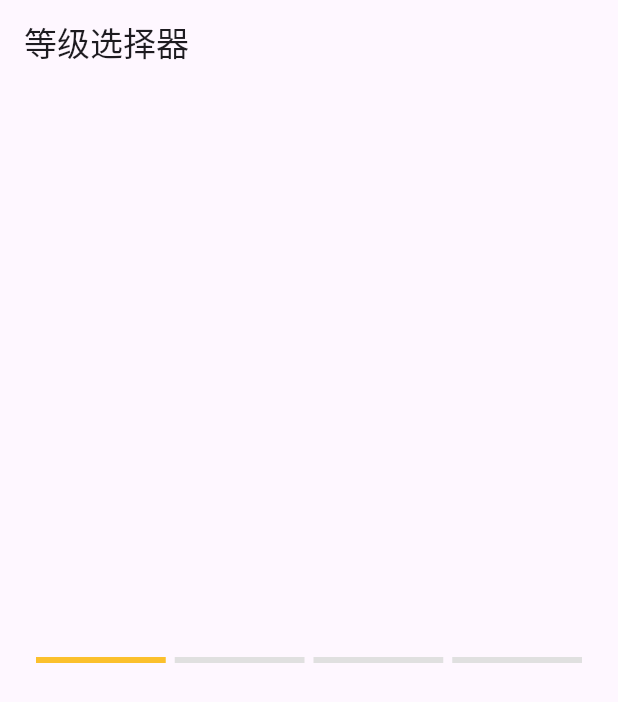
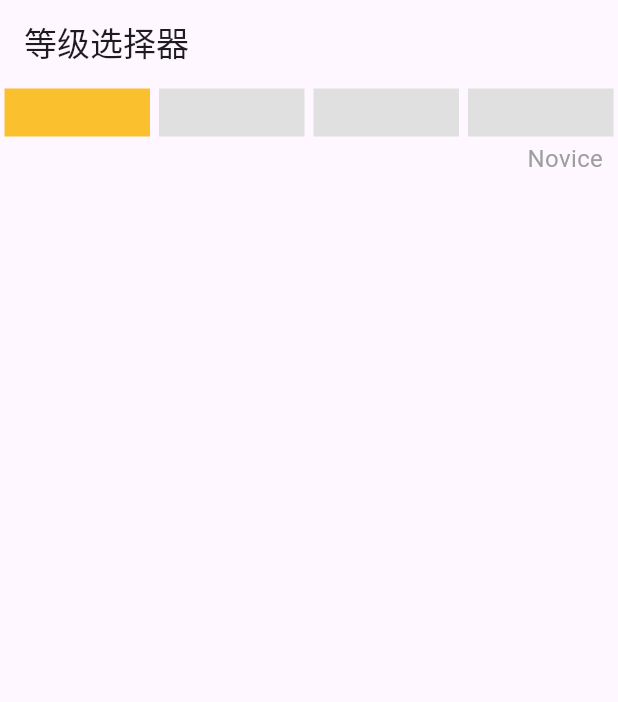
Before and after one commit to chen-golang/skill_proficiency, a Flutter app: the screen it shows after launch, on a phone screen of 412 x 824 dp. Shown: the top 702 px of the screen. Run offline on Flutter 3.47's test engine with Material 3 defaults, Android fonts, the phone set to English and light mode, and no system bars.

Commit message:
扩展支持范型<T>

```diff
--- a/example/lib/main.dart
+++ b/example/lib/main.dart
@@ -15,12 +15,8 @@ class MyApp extends StatelessWidget {
         appBar: AppBar(
           title: const Text('等级选择器'),
         ),
-        body: const Center(
-          child: SizedBox(
-            width: 370, // 设置宽度
-            height: 10, // 设置高度
-            child: SkillProficiency(
-              levels: [
+        body: SkillProficiency<String>(
+          levels: const [
             'Novice',
             'Beginner',
             'Skillful',
@@ -28,9 +24,11 @@ class MyApp extends StatelessWidget {
             // 'Expert',
           ], // 传入五个等级
           selectedIndex: 0, // 默认选中Skillful
-              isSelectable: false,
-            ),
-          ),
+          // isSelectable: false,
+          levelNameBuilder: (e) => e,
+          onSelected: (data){
+            print(data.toString());
+          },
         ),
       ),
     );
--- a/lib/skill_proficiency.dart
+++ b/lib/skill_proficiency.dart
@@ -1,22 +1,34 @@
 import 'package:flutter/material.dart';
 
-class SkillProficiency extends StatefulWidget {
-  final List<String> levels;
+typedef ChooseItemNameBuilder<T> = String Function(T data);
+
+typedef ChooseItemSelected<T> = Function(T data);
+
+class SkillProficiency<T> extends StatefulWidget {
+  final List<T> levels;
   final int selectedIndex;
   final bool isSelectable;
+  final Color? selectedColor;
+  final Color? unselectedColor;
+  final ChooseItemNameBuilder<T>? levelNameBuilder;
+  final ChooseItemSelected<T>? onSelected;
 
   const SkillProficiency({
     super.key,
     required this.levels,
     this.selectedIndex = 2,
     this.isSelectable = true,
+    this.levelNameBuilder,
+    this.onSelected,
+    this.selectedColor,
+    this.unselectedColor,
   });
 
   @override
-  State<SkillProficiency> createState() => _SkillProficiencyState();
+  State<SkillProficiency> createState() => _SkillProficiencyState<T>();
 }
 
-class _SkillProficiencyState extends State<SkillProficiency> {
+class _SkillProficiencyState<T> extends State<SkillProficiency<T>> {
   late int _selectedLevel; // 默认选中Skillful
 
   @override
@@ -30,16 +42,18 @@ class _SkillProficiencyState extends State<SkillProficiency> {
     return Column(
       mainAxisSize: MainAxisSize.min,
       children: [
-        Expanded(
-          child: Row(
+        Row(
           mainAxisAlignment: MainAxisAlignment.center,
           children: List.generate(widget.levels.length, (index) {
             return Expanded(
-                child: GestureDetector(
+              child : GestureDetector(
                 onTap: widget.isSelectable
                     ? () {
                   setState(() {
                     _selectedLevel = index;
+                    if (widget.onSelected != null) {
+                      widget.onSelected!(widget.levels[index]);
+                    }
                   });
                 }
                     : null,
@@ -48,14 +62,14 @@ class _SkillProficiencyState extends State<SkillProficiency> {
                   padding: const EdgeInsets.all(16.0),
                   decoration: BoxDecoration(
                     color: _selectedLevel >= index
-                          ? Colors.yellow[700]
-                          : Colors.grey[300],
+                        ? widget.selectedColor ?? Colors.yellow[700]
+                        : widget.unselectedColor ?? Colors.grey[300],
                   ),
+                  child: const SizedBox(),
                 ),
               ),
             );
           }),
-          ),
         ),
         if (widget.isSelectable)
           Align(
@@ -63,7 +77,7 @@ class _SkillProficiencyState extends State<SkillProficiency> {
             child: Padding(
               padding: const EdgeInsets.only(top: 0, right: 10),
               child: Text(
-                widget.levels[_selectedLevel],
+                widget.levelNameBuilder!(widget.levels[_selectedLevel]),
                 style: const TextStyle(
                   fontSize: 16.0,
                   color: Colors.grey,
```
Lines whose indentation alone changed are shown as unchanged.
